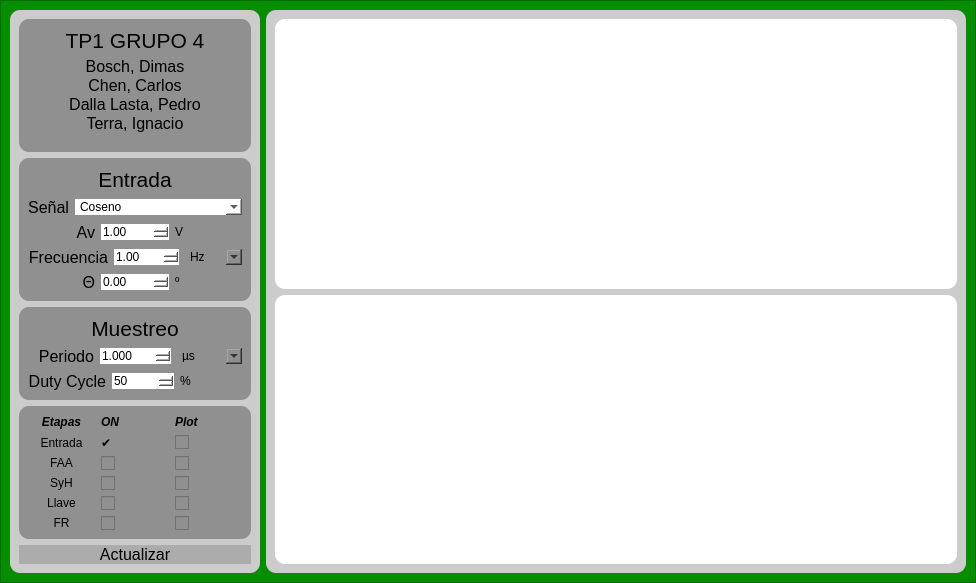
This is frontend/designer/mainwindow.ui in carlos-angel-chen/TP1-ASSD as Qt 5 draws it before an edit. The edited form follows.
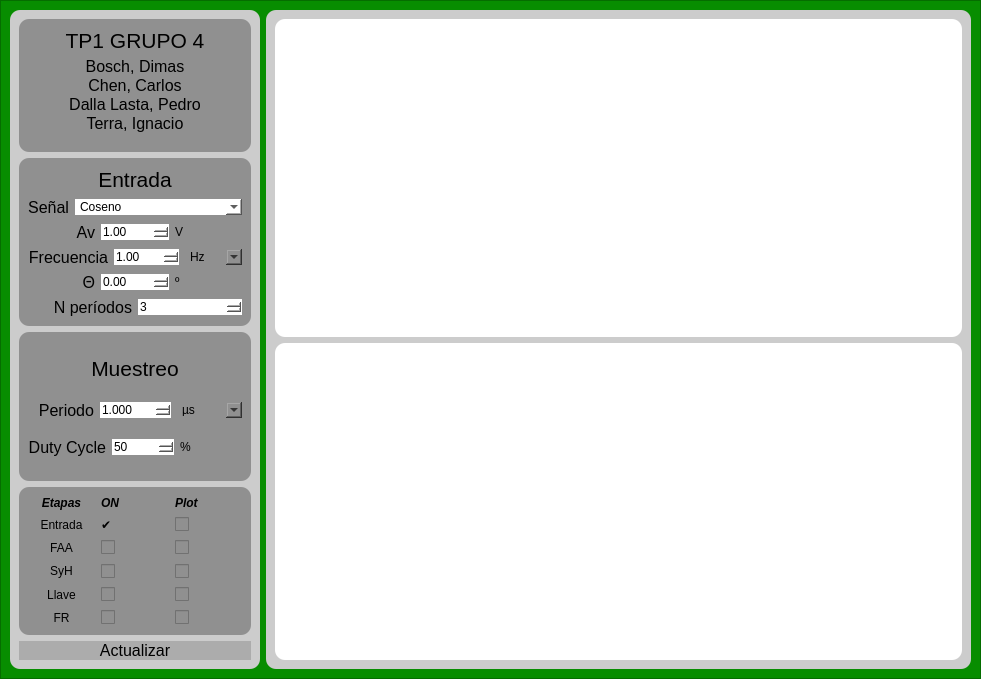
This is the edited form.

Commit message: Agrego funcionalidad de elegir cantidad de periodos

What changed in the file:
```diff
--- a/frontend/designer/mainwindow.ui
+++ b/frontend/designer/mainwindow.ui
@@ -6,8 +6,8 @@
    <rect>
     <x>0</x>
     <y>0</y>
-    <width>976</width>
-    <height>583</height>
+    <width>981</width>
+    <height>679</height>
    </rect>
   </property>
   <property name="maximumSize">
@@ -496,6 +496,56 @@
                </item>
               </layout>
              </item>
+             <item>
+              <layout class="QHBoxLayout" name="Layout_f_6">
+               <item>
+                <widget class="QLabel" name="label_fp_6">
+                 <property name="sizePolicy">
+                  <sizepolicy hsizetype="Minimum" vsizetype="Preferred">
+                   <horstretch>0</horstretch>
+                   <verstretch>0</verstretch>
+                  </sizepolicy>
+                 </property>
+                 <property name="font">
+                  <font>
+                   <pointsize>12</pointsize>
+                  </font>
+                 </property>
+                 <property name="text">
+                  <string>N períodos</string>
+                 </property>
+                 <property name="alignment">
+                  <set>Qt::AlignRight|Qt::AlignTrailing|Qt::AlignVCenter</set>
+                 </property>
+                </widget>
+               </item>
+               <item>
+                <widget class="QDoubleSpinBox" name="doubleSpinBox_n_periodos">
+                 <property name="sizePolicy">
+                  <sizepolicy hsizetype="Minimum" vsizetype="Fixed">
+                   <horstretch>0</horstretch>
+                   <verstretch>0</verstretch>
+                  </sizepolicy>
+                 </property>
+                 <property name="styleSheet">
+                  <string notr="true">background-color: rgb(255, 255, 255);</string>
+                 </property>
+                 <property name="decimals">
+                  <number>0</number>
+                 </property>
+                 <property name="minimum">
+                  <double>1.000000000000000</double>
+                 </property>
+                 <property name="maximum">
+                  <double>100.000000000000000</double>
+                 </property>
+                 <property name="value">
+                  <double>3.000000000000000</double>
+                 </property>
+                </widget>
+               </item>
+              </layout>
+             </item>
             </layout>
            </widget>
           </item>
@@ -1032,6 +1082,12 @@
               <property name="text">
                <string>Actualizar</string>
               </property>
+              <property name="iconSize">
+               <size>
+                <width>20</width>
+                <height>20</height>
+               </size>
+              </property>
              </widget>
             </item>
            </layout>
```
Left out of the diff: 2 changed lines with no effect on the pictures. The commit also changes 3 other files.
